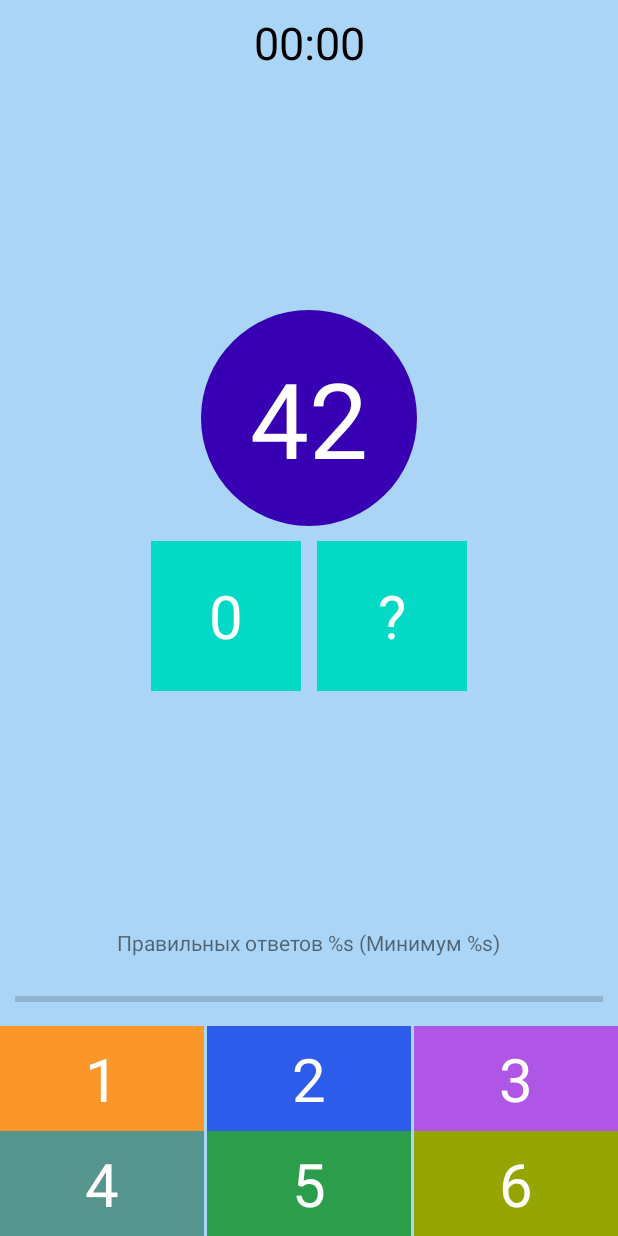
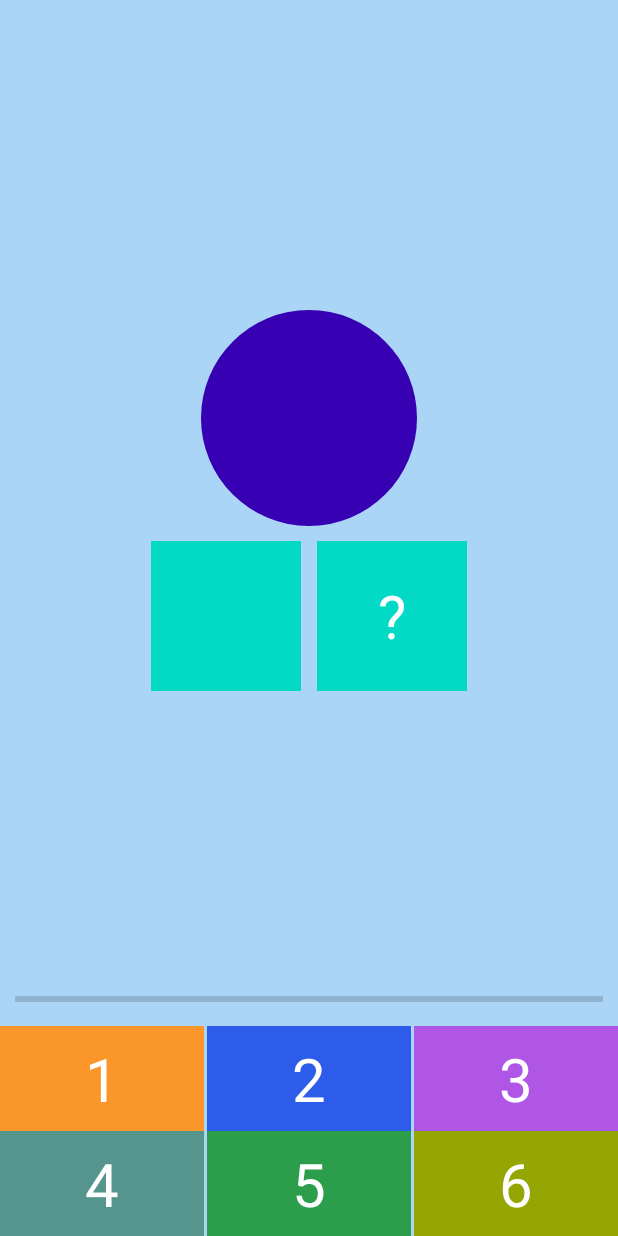
Before and after one commit to Sergey2195/Composition, an Android app: the layout fragment_game.xml on its own in the app's theme, with its tools: preview values and no code run, on a phone screen of 412 x 824 dp. Run offline under Robolectric (Android 15) with nearby library versions, the phone set to English and light mode, and no system bars.

```diff
--- a/app/build.gradle
+++ b/app/build.gradle
@@ -34,7 +34,7 @@ android {
     }
 
     buildFeatures{
-        viewBinding = true
+        dataBinding = true
     }
 }
 
--- a/app/src/main/res/layout/activity_main.xml
+++ b/app/src/main/res/layout/activity_main.xml
@@ -1,4 +1,5 @@
 <?xml version="1.0" encoding="utf-8"?>
+<layout>
 <androidx.fragment.app.FragmentContainerView xmlns:android="http://schemas.android.com/apk/res/android"
     xmlns:app="http://schemas.android.com/apk/res-auto"
     xmlns:tools="http://schemas.android.com/tools"
@@ -10,3 +11,4 @@
     app:navGraph="@navigation/main_navigation"
     app:defaultNavHost="true"
     tools:layout="@layout/fragment_welcome" />
+</layout>
--- a/app/src/main/res/layout/fragment_choose_level.xml
+++ b/app/src/main/res/layout/fragment_choose_level.xml
@@ -1,4 +1,5 @@
 <?xml version="1.0" encoding="utf-8"?>
+<layout>
 <androidx.constraintlayout.widget.ConstraintLayout xmlns:android="http://schemas.android.com/apk/res/android"
     xmlns:tools="http://schemas.android.com/tools"
     android:layout_width="match_parent"
@@ -72,3 +73,5 @@
         app:layout_constraintBottom_toBottomOf="parent"
         android:src="@drawable/choose_level" />
 </androidx.constraintlayout.widget.ConstraintLayout>
+
+</layout>
--- a/app/src/main/res/layout/fragment_game.xml
+++ b/app/src/main/res/layout/fragment_game.xml
@@ -1,4 +1,10 @@
 <?xml version="1.0" encoding="utf-8"?>
+<layout>
+    <data>
+        <variable
+            name="viewModel"
+            type="com.example.composition.presentation.GameFragmentViewModel" />
+    </data>
 <androidx.constraintlayout.widget.ConstraintLayout xmlns:android="http://schemas.android.com/apk/res/android"
     xmlns:app="http://schemas.android.com/apk/res-auto"
     xmlns:tools="http://schemas.android.com/tools"
@@ -12,7 +18,7 @@
         android:layout_width="wrap_content"
         android:layout_height="wrap_content"
         android:layout_margin="8dp"
-        android:text="00:00"
+        android:text="@{viewModel.formattedTime}"
         android:textColor="@color/black"
         android:textSize="30dp"
         app:layout_constraintEnd_toEndOf="parent"
@@ -25,9 +31,9 @@
         android:layout_height="144dp"
         android:background="@drawable/circle_background"
         android:gravity="center"
-        android:text="42"
         android:textColor="@color/white"
         android:textSize="70dp"
+        app:numToString="@{viewModel.question.sum}"
         app:layout_constraintBottom_toTopOf="@+id/tv_question"
         app:layout_constraintEnd_toEndOf="parent"
         app:layout_constraintStart_toStartOf="parent"
@@ -43,7 +49,8 @@
         android:background="#55958E"
         android:backgroundTint="#55958E"
         android:gravity="center"
-        android:text="4"
+        tools:text="4"
+        android:text="@{viewModel.question.options.get(3).toString()}"
         android:textColor="@color/white"
         android:textSize="40dp"
         app:layout_constraintBottom_toBottomOf="parent"
@@ -61,7 +68,8 @@
         android:layout_marginEnd="2dp"
         android:background="#E21C9736"
         android:gravity="center"
-        android:text="5"
+        tools:text="5"
+        android:text="@{viewModel.question.options.get(4).toString()}"
         android:textColor="@color/white"
         android:textSize="40dp"
         app:layout_constraintBottom_toBottomOf="parent"
@@ -76,7 +84,8 @@
         android:layout_marginTop="2dp"
         android:background="#95A502"
         android:gravity="center"
-        android:text="6"
+        tools:text="6"
+        android:text="@{viewModel.question.options.get(5).toString()}"
         android:textColor="@color/white"
         android:textSize="40dp"
         app:layout_constraintBottom_toBottomOf="parent"
@@ -92,7 +101,8 @@
         android:layout_marginEnd="2dp"
         android:background="#FB972A"
         android:gravity="center"
-        android:text="1"
+        tools:text="1"
+        android:text="@{viewModel.question.options.get(0).toString()}"
         android:textColor="@color/white"
         android:textSize="40dp"
         app:layout_constraintBottom_toTopOf="@+id/answer4"
@@ -108,7 +118,8 @@
         android:layout_marginEnd="2dp"
         android:background="#2D5CEA"
         android:gravity="center"
-        android:text="2"
+        tools:text="2"
+        android:text="@{viewModel.question.options.get(1).toString()}"
         android:textColor="@color/white"
         android:textSize="40dp"
         app:layout_constraintBottom_toTopOf="@+id/answer5"
@@ -122,7 +133,8 @@
         android:layout_height="70dp"
         android:background="#AF56E6"
         android:gravity="center"
-        android:text="3"
+        android:text="@{viewModel.question.options.get(2).toString()}"
+        tools:text="3"
         android:textColor="@color/white"
         android:textSize="40dp"
         app:layout_constraintBottom_toTopOf="@+id/answer6"
@@ -137,6 +149,9 @@
         android:layout_height="wrap_content"
         android:layout_margin="10dp"
         android:max="100"
+        android:progress="@{viewModel.percentOfRightAnswers}"
+        android:secondaryProgress="@{viewModel.minPercent}"
+        app:enoughPercent="@{viewModel.enoughPercentOfRightAnswers}"
         android:secondaryProgressTint="@android:color/background_dark"
         app:layout_constraintBottom_toTopOf="@+id/answer2"
         app:layout_constraintEnd_toEndOf="parent"
@@ -147,7 +162,8 @@
         android:layout_width="wrap_content"
         android:layout_height="wrap_content"
         android:layout_margin="20dp"
-        android:text="@string/progress_answers"
+        android:text="@{viewModel.progressAnswers}"
+        app:enoughCount="@{viewModel.enoughCountOfRightAnswers}"
         app:layout_constraintBottom_toTopOf="@+id/progressBar"
         app:layout_constraintEnd_toEndOf="parent"
         app:layout_constraintStart_toStartOf="parent" />
@@ -177,7 +193,7 @@
         android:layout_marginEnd="5dp"
         android:background="@color/teal_200"
         android:gravity="center"
-        android:text="0"
+        app:numToString="@{viewModel.question.visibleNumber}"
         android:textColor="@color/white"
         android:textSize="40dp"
         app:layout_constraintBottom_toBottomOf="@+id/tv_question"
@@ -187,3 +203,5 @@
         app:layout_constraintTop_toTopOf="@+id/tv_question"
         tools:ignore="TextContrastCheck" />
 </androidx.constraintlayout.widget.ConstraintLayout>
+
+</layout>
--- a/app/src/main/res/layout/fragment_welcome.xml
+++ b/app/src/main/res/layout/fragment_welcome.xml
@@ -1,4 +1,5 @@
 <?xml version="1.0" encoding="utf-8"?>
+<layout>
 <ScrollView xmlns:android="http://schemas.android.com/apk/res/android"
     xmlns:tools="http://schemas.android.com/tools"
     android:layout_width="match_parent"
@@ -62,3 +63,5 @@
             app:layout_constraintTop_toBottomOf="@+id/descript"></Button>
     </androidx.constraintlayout.widget.ConstraintLayout>
 </ScrollView>
+
+</layout>
--- a/app/src/main/res/values/strings.xml
+++ b/app/src/main/res/values/strings.xml
@@ -2,4 +2,8 @@
     <string name="app_name">Composition</string>
     <string name="question" translatable="false">?</string>
     <string name="progress_answers">Правильных ответов %s (Минимум %s)</string>
+    <string name="require_answers">Необходимо правильных ответов %s</string>
+    <string name="user_score">Ваш счет: %s</string>
+    <string name="need_percent_of_right_answers">Необходимый процент правильных ответов: %s</string>
+    <string name="user_percent_result">Ваш процент: %s</string>
 </resources>
```
Also changed, not shown: app/src/main/java/com/example/composition/domain/entity/GameResult.kt (+6 -1 lines), app/src/main/java/com/example/composition/presentation/BindingAdapters.kt (added, +73 -0 lines), app/src/main/java/com/example/composition/presentation/ChooseLevelFragment.kt (+1 -8 lines), app/src/main/java/com/example/composition/presentation/GameFragment.kt (+7 -62 lines), app/src/main/java/com/example/composition/presentation/ResultFragment.kt (+4 -34 lines), app/src/main/res/layout/fragment_result.xml (+13 -5 lines), app/src/main/res/navigation/main_navigation.xml (+8 -1 lines).
